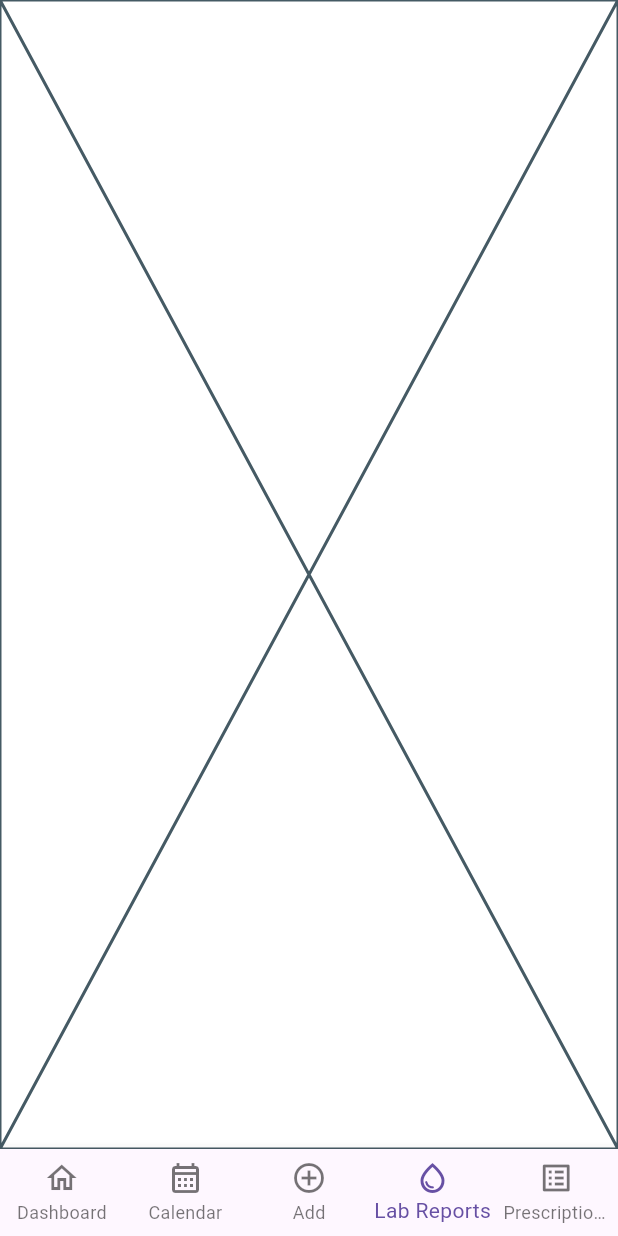
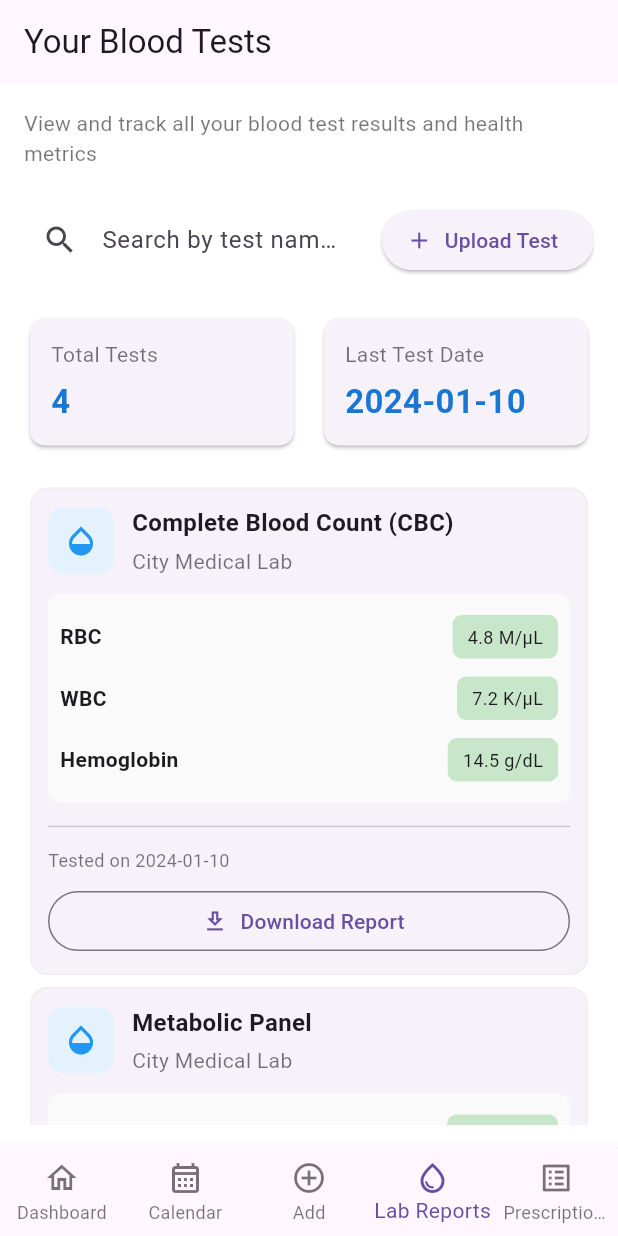
Before and after one commit to Aditya7123421/Medicare-, a Flutter app: the screen it shows after launch, item 4 of the bottom bar chosen, on a phone screen of 412 x 824 dp. Run offline on Flutter 3.47's test engine with Material 3 defaults, Android fonts, the phone set to English and light mode, and no system bars.

Commit message:
lab reports

```diff
--- a/lib/screens/home_shell.dart
+++ b/lib/screens/home_shell.dart
@@ -2,6 +2,7 @@ import 'package:flutter/material.dart';
 import 'dashboard_screen.dart';
 import 'calendar_screen.dart';
 import 'add_record_screen.dart';
+import 'lab_reports_screen.dart';
 
 class HomeShell extends StatefulWidget {
   const HomeShell({Key? key}) : super(key: key);
@@ -13,12 +14,12 @@ class HomeShell extends StatefulWidget {
 class _HomeShellState extends State<HomeShell> {
   int _currentIndex = 0;
 
-  final List<Widget> _pages = const [
-  DashboardScreen(),
-  CalendarScreen(),
-  AddRecordScreen(),  // <--- HERE
-  Placeholder(),
-  Placeholder(),
+  final List<Widget> _pages = [
+  const DashboardScreen(),
+  const CalendarScreen(),
+  const AddRecordScreen(),  // <--- HERE
+  const LabReportsScreen(),
+  const Placeholder(),
 ];
 
   void _onTap(int index) {
--- /dev/null
+++ b/lib/screens/lab_reports_screen.dart
@@ -0,0 +1,165 @@
+import 'package:flutter/material.dart';
+import '../widgets/blood_test_card.dart';
+
+class LabReportsScreen extends StatelessWidget {
+  const LabReportsScreen({Key? key}) : super(key: key);
+
+  // ---- SAMPLE DATA (replace later with backend data) ----
+  List<Map<String, dynamic>> get sampleTests => [
+        {
+          'testName': 'Complete Blood Count (CBC)',
+          'lab': 'City Medical Lab',
+          'date': '2024-01-10',
+          'results': [
+            {'name': 'RBC', 'value': '4.8', 'unit': 'M/µL', 'status': 'normal'},
+            {'name': 'WBC', 'value': '7.2', 'unit': 'K/µL', 'status': 'normal'},
+            {'name': 'Hemoglobin', 'value': '14.5', 'unit': 'g/dL', 'status': 'normal'},
+          ],
+        },
+        {
+          'testName': 'Metabolic Panel',
+          'lab': 'City Medical Lab',
+          'date': '2024-01-10',
+          'results': [
+            {'name': 'Glucose', 'value': '95', 'unit': 'mg/dL', 'status': 'normal'},
+            {'name': 'Creatinine', 'value': '0.9', 'unit': 'mg/dL', 'status': 'normal'},
+            {'name': 'Sodium', 'value': '138', 'unit': 'mEq/L', 'status': 'normal'},
+          ],
+        },
+        {
+          'testName': 'Lipid Panel',
+          'lab': 'Labs Plus',
+          'date': '2023-12-20',
+          'results': [
+            {'name': 'Total Cholesterol', 'value': '195', 'unit': 'mg/dL', 'status': 'high'},
+            {'name': 'LDL', 'value': '115', 'unit': 'mg/dL', 'status': 'normal'},
+            {'name': 'HDL', 'value': '50', 'unit': 'mg/dL', 'status': 'normal'},
+          ],
+        },
+        {
+          'testName': 'Thyroid Function Test',
+          'lab': 'DiagnoHub',
+          'date': '2023-11-15',
+          'results': [
+            {'name': 'TSH', 'value': '2.1', 'unit': 'mIU/L', 'status': 'normal'},
+            {'name': 'T3', 'value': '120', 'unit': 'ng/dL', 'status': 'normal'},
+            {'name': 'T4', 'value': '8.5', 'unit': 'ng/dL', 'status': 'normal'},
+          ],
+        },
+      ];
+
+  @override
+  Widget build(BuildContext context) {
+    final tests = sampleTests;
+
+    final lastDate = tests.isNotEmpty ? tests.first['date'] : '-';
+
+    return Scaffold(
+      appBar: AppBar(
+        title: const Text("Your Blood Tests"),
+        elevation: 0,
+      ),
+
+      body: Padding(
+        padding: const EdgeInsets.all(16),
+        child: ListView(
+          children: [
+            const Text(
+              "View and track all your blood test results and health metrics",
+              style: TextStyle(color: Colors.black54),
+            ),
+
+            const SizedBox(height: 20),
+
+            // Search + Upload Button
+            Row(
+              children: [
+                Expanded(
+                  child: TextField(
+                    decoration: InputDecoration(
+                      prefixIcon: const Icon(Icons.search),
+                      hintText: "Search by test name or lab...",
+                      filled: true,
+                      fillColor: Colors.white,
+                      border: OutlineInputBorder(
+                        borderRadius: BorderRadius.circular(10),
+                        borderSide: BorderSide.none,
+                      ),
+                    ),
+                  ),
+                ),
+                const SizedBox(width: 10),
+                ElevatedButton.icon(
+                  onPressed: () {},
+                  icon: const Icon(Icons.add),
+                  label: const Text("Upload Test"),
+                ),
+              ],
+            ),
+
+            const SizedBox(height: 20),
+
+            // Stats Row
+            Row(
+              children: [
+                Expanded(
+                  child: _StatCard(title: "Total Tests", value: tests.length.toString()),
+                ),
+                const SizedBox(width: 12),
+                Expanded(
+                  child: _StatCard(title: "Last Test Date", value: lastDate),
+                ),
+              ],
+            ),
+
+            const SizedBox(height: 20),
+
+            // Existing BloodTestCards
+            ...tests.map((t) {
+              return BloodTestCard(
+                testName: t['testName'],
+                lab: t['lab'],
+                date: t['date'],
+                results: List<Map<String, String>>.from(t['results']),
+              );
+            }).toList(),
+          ],
+        ),
+      ),
+    );
+  }
+}
+
+class _StatCard extends StatelessWidget {
+  final String title;
+  final String value;
+
+  const _StatCard({required this.title, required this.value, Key? key})
+      : super(key: key);
+
+  @override
+  Widget build(BuildContext context) {
+    return Card(
+      shape:
+          RoundedRectangleBorder(borderRadius: BorderRadius.circular(10)),
+      child: Padding(
+        padding: const EdgeInsets.all(14),
+        child: Column(
+          crossAxisAlignment: CrossAxisAlignment.start,
+          children: [
+            Text(title, style: const TextStyle(color: Colors.black54)),
+            const SizedBox(height: 6),
+            Text(
+              value,
+              style: TextStyle(
+                fontSize: 22,
+                fontWeight: FontWeight.bold,
+                color: Colors.blue.shade700,
+              ),
+            ),
+          ],
+        ),
+      ),
+    );
+  }
+}
```
